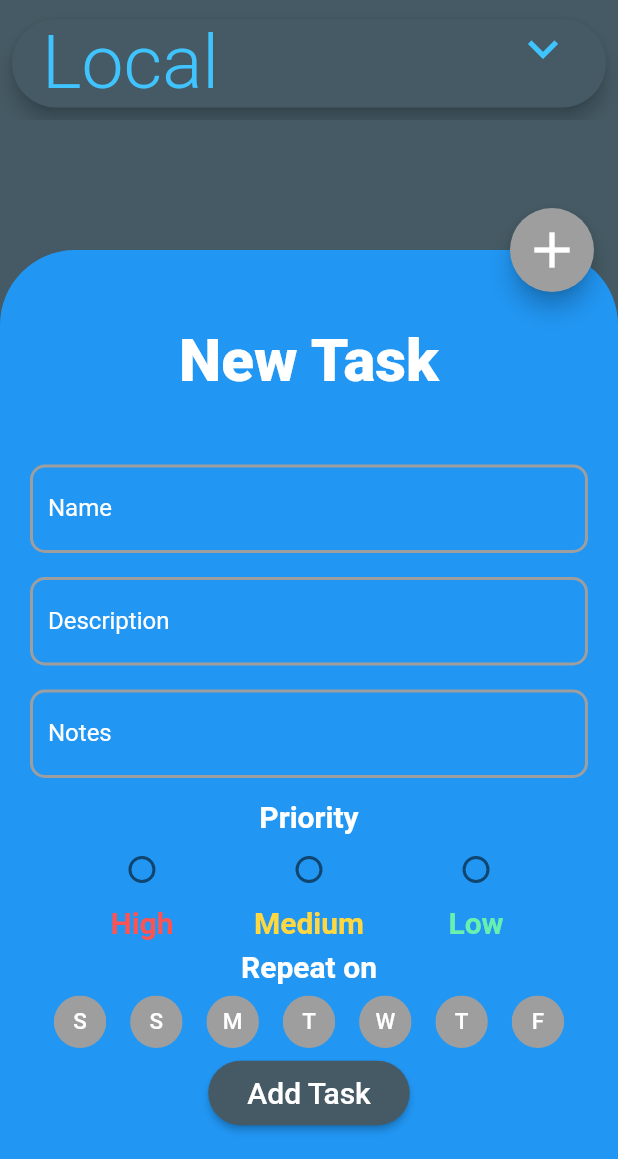
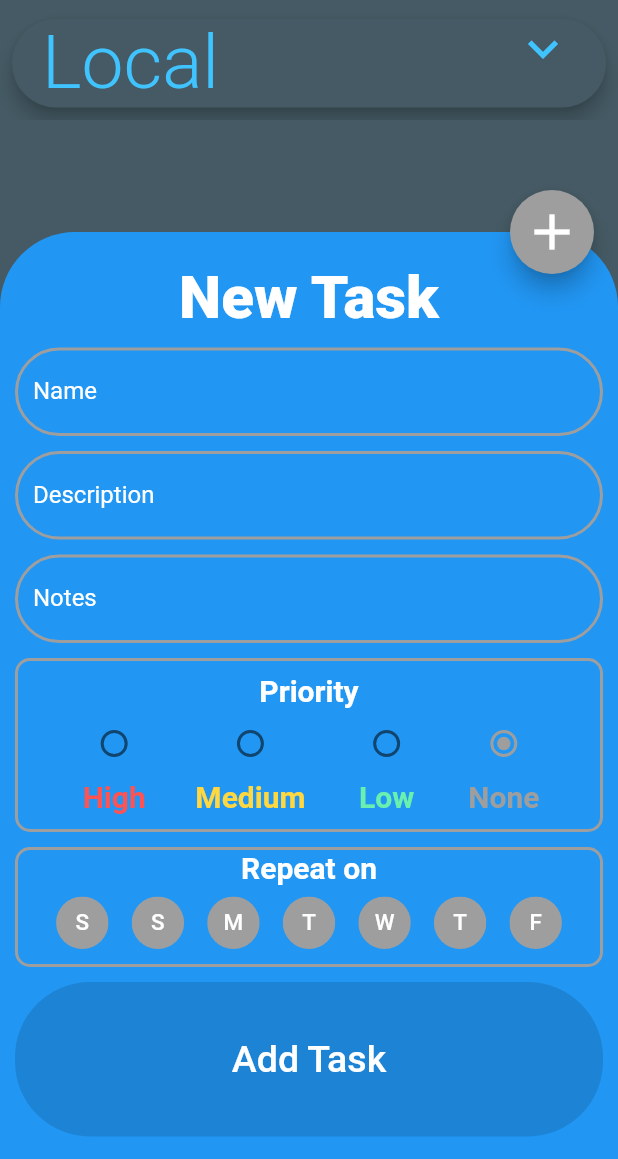
Before and after one commit to hashem78/Taskist, a Flutter app: the screen it shows after launch, after a tap on the "add" icon, on a phone screen of 412 x 824 dp, the part 77-1236 px from its top. Run offline on Flutter 3.47's test engine with Material 2 defaults, Android fonts, the phone set to English and light mode, and no system bars; our stand-ins replace cloud_firestore, firebase_core, flutter_local_notifications; accounts and stored records are empty.

Commit message:
Ui changes to task addition screen

```diff
--- a/lib/components/radiopriority_row.dart
+++ b/lib/components/radiopriority_row.dart
@@ -1,7 +1,9 @@
 import 'package:Taskist/constants.dart';
+import 'package:Taskist/models/radiopriority_model.dart';
 import 'package:Taskist/models/taskpriority_model.dart';
 import 'package:flutter/material.dart';
 import 'package:Taskist/widgets/taskist_radio.dart';
+import 'package:provider/provider.dart';
 
 class RadioPriorityRow extends StatelessWidget {
   @override
@@ -35,6 +37,11 @@ class RadioPriorityRow extends StatelessWidget {
                 LowTaskPriorityPredicate(),
                 "Low",
               ),
+              TaskistRadio(
+                Provider.of<RadioPriorityRowModel>(context, listen: false)
+                    .priority,
+                "None",
+              ),
             ],
           ),
         ],
--- a/lib/constants.dart
+++ b/lib/constants.dart
@@ -48,7 +48,12 @@ var kpopupMenuItems = [
 List<TaskityTextField> kfieldList = [
   TaskityTextField(
     title: "Name",
+    keyboardType: TextInputType.name,
+    validator: (text) {
+      if (text.length == 0) return "Name has to be atleast 1 character long";
+    },
     hintText: "Feed the cats!",
+    textInputAction: TextInputAction.done,
   ),
   TaskityTextField(
     title: "Description",
--- a/lib/models/radiopriority_model.dart
+++ b/lib/models/radiopriority_model.dart
@@ -2,7 +2,7 @@ import 'package:Taskist/models/taskpriority_model.dart';
 import 'package:flutter/material.dart';
 
 class RadioPriorityRowModel with ChangeNotifier {
-  TaskPriorityPredicate priority;
+  TaskPriorityPredicate priority = NoPriorityPredicate();
   void changePriority(TaskPriorityPredicate newPriority) {
     priority = newPriority;
     notifyListeners();
--- a/lib/models/task_model.dart
+++ b/lib/models/task_model.dart
@@ -27,7 +27,9 @@ class TaskModel {
             ? HighTaskPriorityPredicate()
             : json['predicate'] == 'medium'
                 ? MediumTaskPriorityPredicate()
-                : LowTaskPriorityPredicate(),
+                : json['predicate'] == 'low'
+                    ? LowTaskPriorityPredicate()
+                    : NoPriorityPredicate(),
         taskId = json['taskId'];
   Map<String, dynamic> toJson() => {
         'time': time,
--- a/lib/models/taskpriority_model.dart
+++ b/lib/models/taskpriority_model.dart
@@ -55,3 +55,13 @@ class LowTaskPriorityPredicate extends TaskPriorityPredicate {
     return "low";
   }
 }
+
+class NoPriorityPredicate extends TaskPriorityPredicate {
+  NoPriorityPredicate({String alert}) {
+    super.color = Colors.grey;
+  }
+  @override
+  String toString() {
+    return "no";
+  }
+}
--- a/lib/screens/addtask_screen.dart
+++ b/lib/screens/addtask_screen.dart
@@ -12,33 +12,42 @@ class AddTaskScreen extends StatelessWidget {
   @override
   Widget build(BuildContext context) {
     return Container(
-      padding: const EdgeInsets.all(20),
+      padding: const EdgeInsets.only(left: 10, right: 10, bottom: 5, top: 20),
       child: SingleChildScrollView(
         physics: BouncingScrollPhysics(),
         child: Wrap(
-          runSpacing: 6,
           alignment: WrapAlignment.center,
           children: [
-            Container(
-              decoration: BoxDecoration(
-                color: Colors.blue,
-                borderRadius: const BorderRadius.all(
-                  const Radius.circular(100),
-                ),
-              ),
-              padding: const EdgeInsets.all(30),
-              child: const Text(
+            const Text(
               "New Task",
               style: const TextStyle(
                 fontSize: 40,
                 fontWeight: FontWeight.w900,
                 color: kTextColor,
               ),
+              textAlign: TextAlign.center,
+            ),
+            for (var item in kfieldList) item,
+            Container(
+              child: RadioPriorityRow(),
+              padding: EdgeInsets.fromLTRB(10, 0, 10, 10),
+              margin: EdgeInsets.only(bottom: 10, top: 10),
+              decoration: BoxDecoration(
+                border: Border.all(color: Colors.grey, width: 2),
+                borderRadius: BorderRadius.all(
+                  Radius.circular(10),
                 ),
               ),
-            for (var item in kfieldList) item,
-            RadioPriorityRow(),
-            Column(
+            ),
+            Container(
+              padding: EdgeInsets.fromLTRB(10, 0, 10, 10),
+              decoration: BoxDecoration(
+                border: Border.all(color: Colors.grey, width: 2),
+                borderRadius: BorderRadius.all(
+                  Radius.circular(10),
+                ),
+              ),
+              child: Column(
                 children: [
                   const Padding(
                     padding: const EdgeInsets.only(bottom: 8),
@@ -63,31 +72,47 @@ class AddTaskScreen extends StatelessWidget {
                   ),
                 ],
               ),
-            ElevatedButton(
+            ),
+            Padding(
+              padding: const EdgeInsets.only(top: 10, bottom: 10),
+              child: buildAddButton(context),
+            ),
+          ],
+        ),
+      ),
+    );
+  }
+
+  ElevatedButton buildAddButton(BuildContext context) {
+    return ElevatedButton(
+      focusNode: FocusNode(canRequestFocus: true),
       style: ElevatedButton.styleFrom(
-                primary: kprimaryDarkColor,
+        elevation: 3,
+        primary: Colors.blue[600],
+        minimumSize: Size(
+          MediaQuery.of(context).size.width,
+          MediaQuery.of(context).size.height / 8,
+        ),
         shape: RoundedRectangleBorder(
           borderRadius: BorderRadius.circular(50),
         ),
       ),
       child: Container(
-                padding: const EdgeInsets.all(10),
+        padding: const EdgeInsets.all(20),
         child: const Text(
           "Add Task",
           style: const TextStyle(
             color: kTextColor,
-                    fontSize: 20,
+            fontSize: 25,
           ),
         ),
       ),
-              onPressed: () {
+      onPressed: kfieldList[0].controller.text.isEmpty
+          ? null
+          : () {
               buildTaskModel(context);
               Navigator.pop(context);
             },
-            ),
-          ],
-        ),
-      ),
     );
   }
 
--- a/lib/screens/sorted_tasks_screen.dart
+++ b/lib/screens/sorted_tasks_screen.dart
@@ -69,6 +69,15 @@ class AnimatedWidgetBlockList extends StatelessWidget {
               .removeTask(child.model.taskId, notify: false);
         },
       ),
+      AnimatedWidgetBlock<NoPriorityPredicate>(
+        title: "NO     PRIORITY",
+        children: _dataList,
+        onChildDismissed: (context, child) {
+          context
+              .read<TaskListModel>()
+              .removeTask(child.model.taskId, notify: false);
+        },
+      ),
     ];
     return ListView(
       physics: const AlwaysScrollableScrollPhysics(),
--- a/lib/widgets/taskist_textfield.dart
+++ b/lib/widgets/taskist_textfield.dart
@@ -6,37 +6,57 @@ class TaskityTextField extends StatelessWidget {
   final TextEditingController controller = TextEditingController();
   final String title;
   final String hintText;
-  TaskityTextField({this.title, this.hintText});
+  final Function(String) validator;
+  final TextInputType keyboardType;
+  final maxLines;
+  final TextInputAction textInputAction;
+  final FocusNode focusNode = FocusNode();
+  TaskityTextField({
+    this.title,
+    this.hintText,
+    this.validator,
+    this.maxLines,
+    this.keyboardType,
+    this.textInputAction,
+  });
   @override
   Widget build(BuildContext context) {
     return Container(
       padding: const EdgeInsets.only(top: 10),
-      child: TextField(
-        maxLines: null,
-        //onEditingComplete: () {},
-        // textInputAction: TextInputAction.done,
-        keyboardType: TextInputType.multiline,
+      child: TextFormField(
+        textInputAction: textInputAction,
+        focusNode: focusNode,
+        // onFieldSubmitted: (_) {
+        //   print("submitted");
+        //   focusNode.unfocus();
+        // },
+        autovalidateMode: AutovalidateMode.onUserInteraction,
+        validator: validator != null ? ((text) => validator(text)) : null,
+        maxLines: maxLines ?? 1,
+        //keyboardType: TextInputType.multiline,
+        keyboardType: keyboardType ?? TextInputType.multiline,
         textAlign: TextAlign.left,
         decoration: InputDecoration(
           labelText: title,
           labelStyle: const TextStyle(color: kTextColor),
           hintText: hintText,
           hintStyle: const TextStyle(color: ksecondaryTextColor),
-          focusedBorder: const OutlineInputBorder(
-            borderSide: const BorderSide(width: 2, color: kaccentColor),
-            borderRadius: const BorderRadius.all(
-              const Radius.circular(10),
-            ),
-          ),
-          enabledBorder: const OutlineInputBorder(
-            borderSide: const BorderSide(width: 2, color: kaccentColor),
-            borderRadius: const BorderRadius.all(
-              const Radius.circular(10),
-            ),
-          ),
+          enabledBorder: buildOutlineInputBorder(kaccentColor, 2),
+          focusedBorder: buildOutlineInputBorder(kaccentColor, 3),
+          errorBorder: buildOutlineInputBorder(Colors.red, 2),
+          focusedErrorBorder: buildOutlineInputBorder(Colors.redAccent, 3),
         ),
         controller: controller,
       ),
     );
   }
+
+  OutlineInputBorder buildOutlineInputBorder(Color color, double width) {
+    return OutlineInputBorder(
+      borderSide: BorderSide(width: width, color: color),
+      borderRadius: const BorderRadius.all(
+        const Radius.circular(50),
+      ),
+    );
+  }
 }
```
Lines whose indentation alone changed are shown as unchanged.
